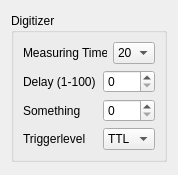
Old version of the form gui_design/digitizer.ui in the repository baukekooger/XY_Measurement.
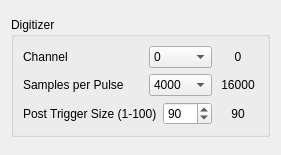
New version of the form.

Commit message: Started working on digitizer part, also included some tests

```diff
--- a/gui_design/digitizer.ui
+++ b/gui_design/digitizer.ui
@@ -6,8 +6,8 @@
    <rect>
     <x>0</x>
     <y>0</y>
-    <width>178</width>
-    <height>175</height>
+    <width>281</width>
+    <height>155</height>
    </rect>
   </property>
   <property name="windowTitle">
@@ -212,65 +212,139 @@
           <string>Digitizer </string>
          </property>
          <layout class="QGridLayout" name="gridLayout_5">
-          <item row="0" column="0">
-           <layout class="QHBoxLayout" name="horizontalLayout_7">
-            <item>
-             <widget class="QLabel" name="label_4">
-              <property name="minimumSize">
-               <size>
-                <width>74</width>
-                <height>0</height>
-               </size>
-              </property>
-              <property name="text">
-               <string>Measuring Time</string>
-              </property>
-             </widget>
-            </item>
-            <item>
-             <widget class="QComboBox" name="comboBox_3">
-              <property name="minimumSize">
-               <size>
-                <width>40</width>
-                <height>0</height>
-               </size>
-              </property>
-              <item>
-               <property name="text">
-                <string>20</string>
-               </property>
-              </item>
-              <item>
-               <property name="text">
-                <string>40</string>
-               </property>
-              </item>
-              <item>
-               <property name="text">
-                <string>60</string>
-               </property>
-              </item>
-             </widget>
-            </item>
-           </layout>
-          </item>
           <item row="1" column="0">
            <layout class="QHBoxLayout" name="horizontalLayout_6">
             <item>
              <widget class="QLabel" name="label_5">
+              <property name="sizePolicy">
+               <sizepolicy hsizetype="Fixed" vsizetype="Preferred">
+                <horstretch>0</horstretch>
+                <verstretch>0</verstretch>
+               </sizepolicy>
+              </property>
               <property name="minimumSize">
                <size>
-                <width>74</width>
+                <width>120</width>
                 <height>0</height>
                </size>
               </property>
               <property name="text">
-               <string>Delay (1-100)</string>
+               <string>Samples per Pulse</string>
               </property>
              </widget>
             </item>
             <item>
-             <widget class="QSpinBox" name="spinBox"/>
+             <widget class="QComboBox" name="comboBox_samples_alignment">
+              <property name="sizePolicy">
+               <sizepolicy hsizetype="Preferred" vsizetype="Expanding">
+                <horstretch>0</horstretch>
+                <verstretch>0</verstretch>
+               </sizepolicy>
+              </property>
+              <item>
+               <property name="text">
+                <string>4000</string>
+               </property>
+              </item>
+              <item>
+               <property name="text">
+                <string>8000</string>
+               </property>
+              </item>
+             </widget>
+            </item>
+            <item>
+             <widget class="QLabel" name="label_samples_indicator">
+              <property name="sizePolicy">
+               <sizepolicy hsizetype="Fixed" vsizetype="Preferred">
+                <horstretch>0</horstretch>
+                <verstretch>0</verstretch>
+               </sizepolicy>
+              </property>
+              <property name="minimumSize">
+               <size>
+                <width>40</width>
+                <height>0</height>
+               </size>
+              </property>
+              <property name="text">
+               <string>16000</string>
+              </property>
+              <property name="alignment">
+               <set>Qt::AlignCenter</set>
+              </property>
+             </widget>
+            </item>
+           </layout>
+          </item>
+          <item row="0" column="0">
+           <layout class="QHBoxLayout" name="horizontalLayout_7">
+            <item>
+             <widget class="QLabel" name="label_4">
+              <property name="sizePolicy">
+               <sizepolicy hsizetype="Fixed" vsizetype="Preferred">
+                <horstretch>0</horstretch>
+                <verstretch>0</verstretch>
+               </sizepolicy>
+              </property>
+              <property name="minimumSize">
+               <size>
+                <width>120</width>
+                <height>0</height>
+               </size>
+              </property>
+              <property name="text">
+               <string>Channel</string>
+              </property>
+             </widget>
+            </item>
+            <item>
+             <widget class="QComboBox" name="comboBox_channel_alignment">
+              <property name="sizePolicy">
+               <sizepolicy hsizetype="Expanding" vsizetype="Fixed">
+                <horstretch>0</horstretch>
+                <verstretch>0</verstretch>
+               </sizepolicy>
+              </property>
+              <property name="minimumSize">
+               <size>
+                <width>40</width>
+                <height>0</height>
+               </size>
+              </property>
+              <item>
+               <property name="text">
+                <string>0</string>
+               </property>
+              </item>
+              <item>
+               <property name="text">
+                <string>1</string>
+               </property>
+              </item>
+             </widget>
+            </item>
+            <item>
+             <widget class="QLabel" name="label_channel_indicator">
+              <property name="sizePolicy">
+               <sizepolicy hsizetype="Fixed" vsizetype="Preferred">
+                <horstretch>0</horstretch>
+                <verstretch>0</verstretch>
+               </sizepolicy>
+              </property>
+              <property name="minimumSize">
+               <size>
+                <width>40</width>
+                <height>0</height>
+               </size>
+              </property>
+              <property name="text">
+               <string>0</string>
+              </property>
+              <property name="alignment">
+               <set>Qt::AlignCenter</set>
+              </property>
+             </widget>
             </item>
            </layout>
           </item>
@@ -278,55 +352,62 @@
            <layout class="QHBoxLayout" name="horizontalLayout_4">
             <item>
              <widget class="QLabel" name="label_7">
+              <property name="sizePolicy">
+               <sizepolicy hsizetype="Fixed" vsizetype="Preferred">
+                <horstretch>0</horstretch>
+                <verstretch>0</verstretch>
+               </sizepolicy>
+              </property>
               <property name="minimumSize">
                <size>
-                <width>74</width>
+                <width>120</width>
                 <height>0</height>
                </size>
               </property>
               <property name="text">
-               <string>Something</string>
+               <string>Post Trigger Size (1-100)</string>
               </property>
              </widget>
             </item>
             <item>
-             <widget class="QSpinBox" name="spinBox_3"/>
-            </item>
-           </layout>
-          </item>
-          <item row="3" column="0">
-           <layout class="QHBoxLayout" name="horizontalLayout_5">
-            <item>
-             <widget class="QLabel" name="label_6">
-              <property name="minimumSize">
-               <size>
-                <width>74</width>
-                <height>0</height>
-               </size>
+             <widget class="QSpinBox" name="spinBox_post_trigger_size_alignment">
+              <property name="sizePolicy">
+               <sizepolicy hsizetype="Expanding" vsizetype="Fixed">
+                <horstretch>0</horstretch>
+                <verstretch>0</verstretch>
+               </sizepolicy>
               </property>
-              <property name="text">
-               <string>Triggerlevel</string>
+              <property name="minimum">
+               <number>1</number>
               </property>
+              <property name="maximum">
+               <number>100</number>
+              </property>
+              <property name="value">
+               <number>90</number>
+              </property>
              </widget>
             </item>
             <item>
-             <widget class="QComboBox" name="comboBox_5">
+             <widget class="QLabel" name="label_Post_trigger_size_indicator">
+              <property name="sizePolicy">
+               <sizepolicy hsizetype="Minimum" vsizetype="Preferred">
+                <horstretch>0</horstretch>
+                <verstretch>0</verstretch>
+               </sizepolicy>
+              </property>
               <property name="minimumSize">
                <size>
                 <width>40</width>
                 <height>0</height>
                </size>
               </property>
-              <item>
-               <property name="text">
-                <string>TTL</string>
-               </property>
-              </item>
-              <item>
-               <property name="text">
-                <string>NIM</string>
-               </property>
-              </item>
+              <property name="text">
+               <string>90</string>
+              </property>
+              <property name="alignment">
+               <set>Qt::AlignCenter</set>
+              </property>
              </widget>
             </item>
            </layout>
```
Left out of the diff: 145 changed lines with no effect on the pictures. The commit also changes 20 other files.
